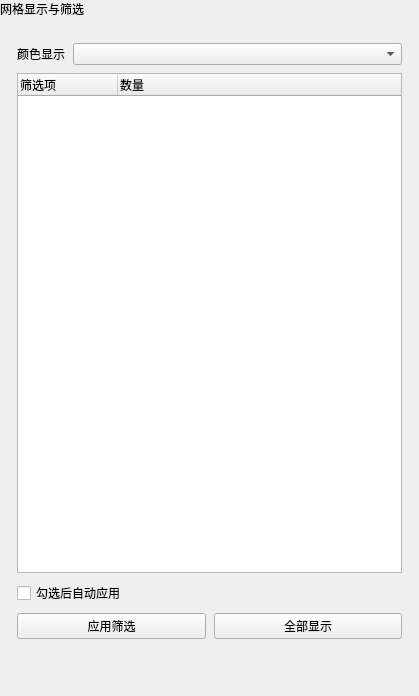
Qt form plugins/Base_Mesh/GridEditingWidget.ui (asd977/base_cae) before a commit.
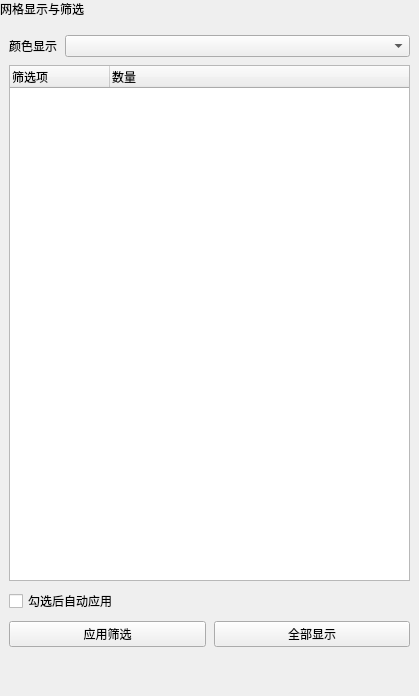
The same form after that commit.

```diff
--- a/plugins/Base_Mesh/GridEditingWidget.ui
+++ b/plugins/Base_Mesh/GridEditingWidget.ui
@@ -72,16 +72,16 @@
          <number>8</number>
         </property>
         <property name="leftMargin">
-         <number>8</number>
+         <number>0</number>
         </property>
         <property name="topMargin">
-         <number>8</number>
+         <number>0</number>
         </property>
         <property name="rightMargin">
-         <number>8</number>
+         <number>0</number>
         </property>
         <property name="bottomMargin">
-         <number>8</number>
+         <number>0</number>
         </property>
         <item>
          <layout class="QGridLayout" name="gridLayoutColorMode">
@@ -108,6 +108,18 @@
             </property>
            </widget>
           </item>
+          <property name="leftMargin">
+           <number>0</number>
+          </property>
+          <property name="topMargin">
+           <number>0</number>
+          </property>
+          <property name="rightMargin">
+           <number>0</number>
+          </property>
+          <property name="bottomMargin">
+           <number>0</number>
+          </property>
          </layout>
         </item>
         <item>
@@ -169,6 +181,18 @@
               </property>
              </spacer>
             </item>
+            <property name="leftMargin">
+             <number>0</number>
+            </property>
+            <property name="topMargin">
+             <number>0</number>
+            </property>
+            <property name="rightMargin">
+             <number>0</number>
+            </property>
+            <property name="bottomMargin">
+             <number>0</number>
+            </property>
            </layout>
           </item>
           <item>
@@ -187,8 +211,32 @@
               </property>
              </widget>
             </item>
+            <property name="leftMargin">
+             <number>0</number>
+            </property>
+            <property name="topMargin">
+             <number>0</number>
+            </property>
+            <property name="rightMargin">
+             <number>0</number>
+            </property>
+            <property name="bottomMargin">
+             <number>0</number>
+            </property>
            </layout>
           </item>
+          <property name="leftMargin">
+           <number>0</number>
+          </property>
+          <property name="topMargin">
+           <number>0</number>
+          </property>
+          <property name="rightMargin">
+           <number>0</number>
+          </property>
+          <property name="bottomMargin">
+           <number>0</number>
+          </property>
          </layout>
         </item>
        </layout>
```
